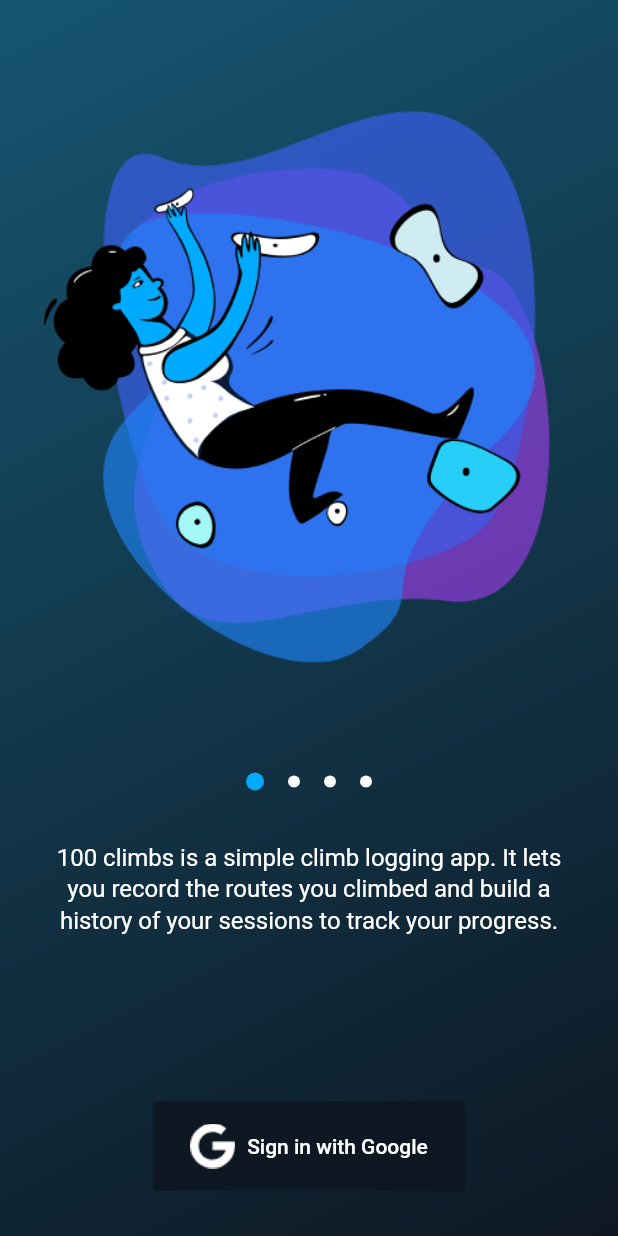
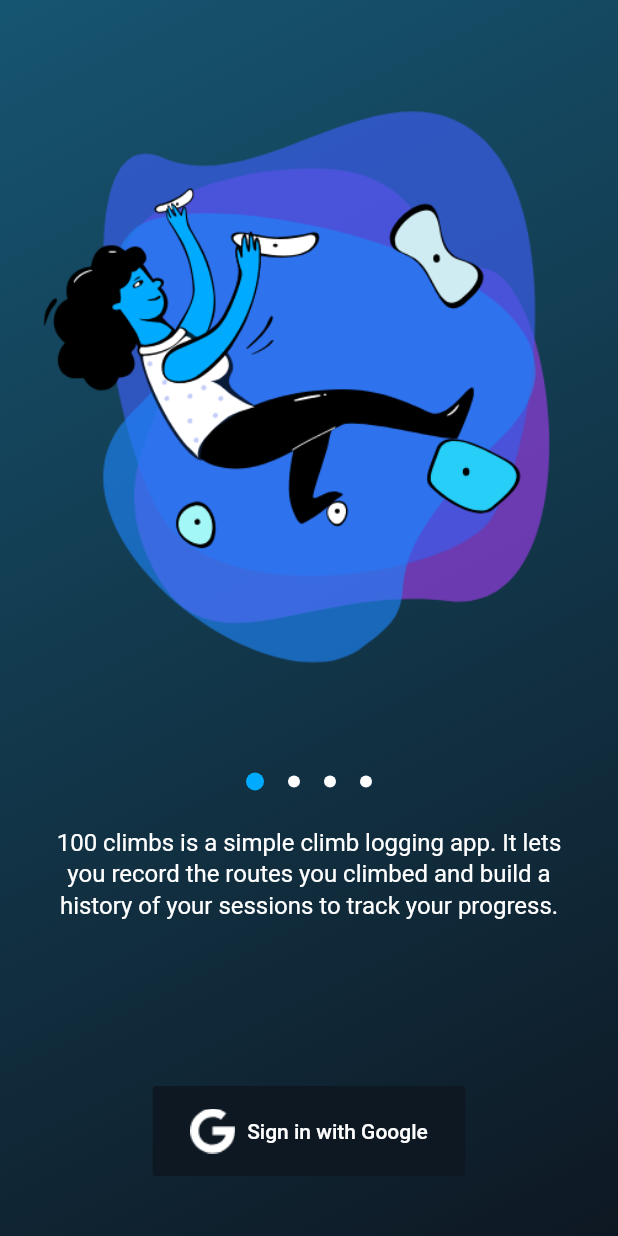
Before and after one commit to sajjad-hk/100-Climbs, a Flutter app: the Intro screen opened by its route, on a phone screen of 412 x 824 dp. Run offline on Flutter 3.47's test engine with Material 2 defaults, Android fonts, the light colour scheme and no system bars; our stand-ins replace built_collection, built_value, cloud_firestore, firebase_auth, firebase_crashlytics, flare_flutter and 1 more; missing offline and left inert: flutter_echarts; accounts and stored records are empty; generated files the repository leaves out were written again.

```diff
--- a/lib/src/screens/intro-screen/intro-page.dart
+++ b/lib/src/screens/intro-screen/intro-page.dart
@@ -35,19 +35,11 @@ class IntroPage extends StatelessWidget {
               ),
             ),
           ),
-          SizedBox(
-            height: screens['INTRO']['HEIGHT_2']
-                [LayoutUtils(context).screenSize],
-            child: Container(), // page indicator space holder
-          ),
           Container(
             padding: const EdgeInsets.all(5),
-            margin: const EdgeInsets.only(left: 20, right: 20),
+            margin: const EdgeInsets.only(left: 20, right: 20, top: 30),
             child: introText(ind - 1, context),
           ),
-          SizedBox(
-            height: screens['INTRO']['HEIGHT'][LayoutUtils(context).screenSize],
-          )
         ],
       ),
     );
--- a/lib/src/screens/intro-screen/intro-screen.dart
+++ b/lib/src/screens/intro-screen/intro-screen.dart
@@ -34,7 +34,7 @@ class _IntroState extends State<Intro> {
           ),
         ),
         child: Stack(
-          alignment: AlignmentDirectional.bottomCenter,
+          alignment: AlignmentDirectional.center,
           children: <Widget>[
             Column(
               mainAxisAlignment: MainAxisAlignment.start,
@@ -65,9 +65,6 @@ class _IntroState extends State<Intro> {
                     ),
                   ],
                 ),
-                SizedBox(
-                  height: 100,
-                )
               ],
             ),
             PageView(
@@ -108,14 +105,8 @@ class _IntroState extends State<Intro> {
                 )
               ],
             ),
-            Column(
-              mainAxisSize: MainAxisSize.min,
-              children: <Widget>[
-                SizedBox(
-                  height: 100, // text space holder
-                ),
-                Container(
-                  margin: screens['INTRO']['MARGIN']
+            Positioned(
+              bottom: screens['INTRO']['MARGIN']
                   [LayoutUtils(context).screenSize],
               child: FlatButton.icon(
                 padding: screens['INTRO']['BUTTON']
@@ -138,8 +129,6 @@ class _IntroState extends State<Intro> {
                 },
               ),
             )
-              ],
-            ),
           ],
         ),
       ),
--- a/lib/src/screens/layout-utils/layout-utils.dart
+++ b/lib/src/screens/layout-utils/layout-utils.dart
@@ -60,8 +60,6 @@ Map screens = {
   'TAG_ICON': {'SMALL': 20.0, 'MEDIUM': 22.0, 'LARGE': 30.0},
   'INTRO': {
     'FONT_SIZE': {'SMALL': 12.0, 'MEDIUM': 14.0, 'LARGE': 16.0},
-    'HEIGHT': {'SMALL': 20.0, 'MEDIUM': 10.0, 'LARGE': 0.0},
-    'HEIGHT_2': {'SMALL': 20.0, 'MEDIUM': 30.0, 'LARGE': 40.0},
     'BUTTON': {
       'SMALL': const EdgeInsets.only(
           top: 10.0, bottom: 10.0, left: 12.0, right: 12.0),
@@ -71,10 +69,6 @@ Map screens = {
           top: 15.0, bottom: 15.0, left: 25.0, right: 25.0),
     },
     'ASPECTR': {'SMALL': 1.0, 'MEDIUM': 0.9, 'LARGE': 0.8},
-    'MARGIN': {
-      'SMALL': const EdgeInsets.only(bottom: 10),
-      'MEDIUM': const EdgeInsets.only(bottom: 20),
-      'LARGE': const EdgeInsets.only(bottom: 30)
-    },
+    'MARGIN': {'SMALL': 20.0, 'MEDIUM': 30.0, 'LARGE': 40.0},
   }
 };
```
Lines whose indentation alone changed are shown as unchanged.
